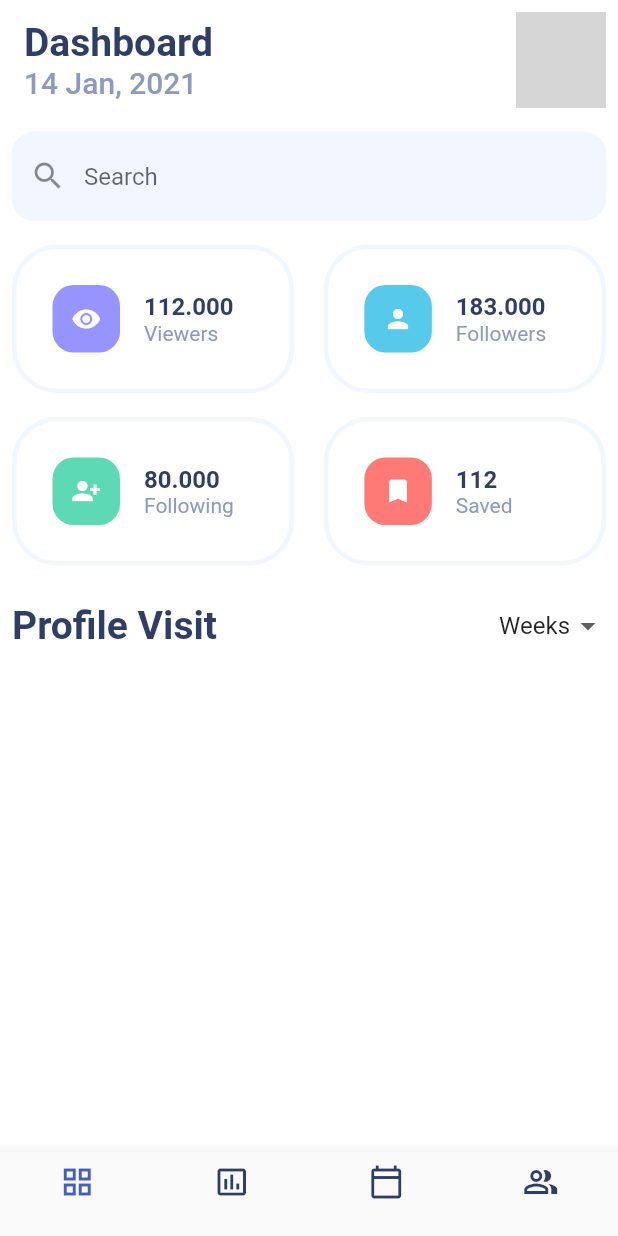
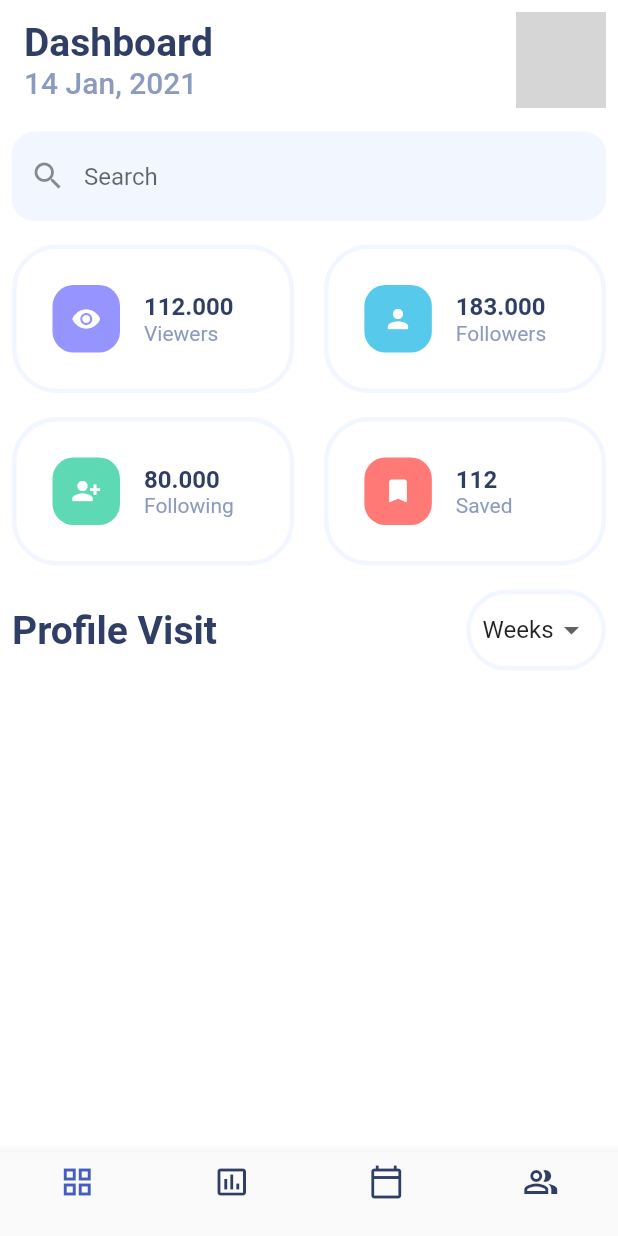
Before and after one commit to Satochaaan/social_media_manage, a Flutter app: the screen it shows after launch, on a phone screen of 412 x 824 dp. Run offline on Flutter 3.47's test engine with Material 2 defaults, Android fonts, the phone set to English and light mode, and no system bars; network calls fail; grey boxes are pictures that could not be loaded.

```diff
--- a/lib/main.dart
+++ b/lib/main.dart
@@ -196,7 +196,16 @@ class _SocialMediaManageState extends State<SocialMediaManage> {
                       fontWeight: FontWeight.bold,
                     ),
                   ),
-                  DropdownButtonHideUnderline(
+                  Container(
+                    decoration: BoxDecoration(
+                      border: Border.all(
+                        color: kColorSearchField,
+                        width: 3,
+                      ),
+                      borderRadius: BorderRadius.circular(30),
+                    ),
+                    padding: EdgeInsets.symmetric(horizontal: 8),
+                    child: DropdownButtonHideUnderline(
                       child: DropdownButton(
                         value: dropDownValue,
                         elevation: 16,
@@ -212,6 +221,7 @@ class _SocialMediaManageState extends State<SocialMediaManage> {
                             dropDownValue = value;
                           });
                         },
+                      ),
                     ),
                   ),
                 ],
```
Lines whose indentation alone changed are shown as unchanged.
